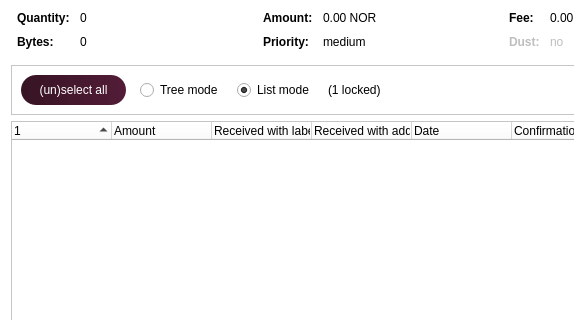
This is src/qt/forms/coincontroldialog.ui in noirofficial/noir as Qt 5 draws it before an edit; both pictures show x 0 to 574 and y 0 to 320 of the 1000 by 500 pixel window. The edited form follows.
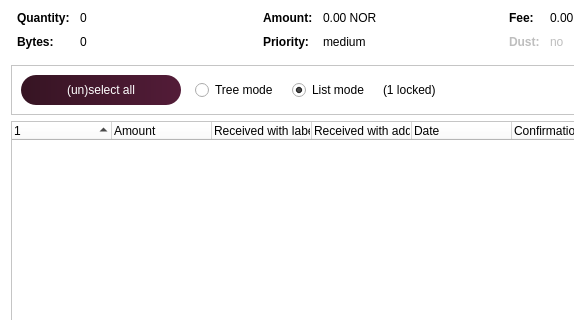
This is the edited form. Custom widgets are drawn as their Qt base class.

Commit message: rebrand: fix overlapping buttons

Patch:
```diff
--- a/src/qt/forms/coincontroldialog.ui
+++ b/src/qt/forms/coincontroldialog.ui
@@ -363,6 +363,12 @@
             <verstretch>0</verstretch>
            </sizepolicy>
           </property>
+          <property name="minimumSize">
+           <size>
+            <width>160</width>
+            <height>0</height>
+           </size>
+          </property>
           <property name="styleSheet">
            <string notr="true">background: QLinearGradient(x1: 0, y1: 0, x2: 1, y2: 0, stop: 0 #361423, stop: 1 #531c38);
 color: white;
```
The commit also changes 5 other files.
